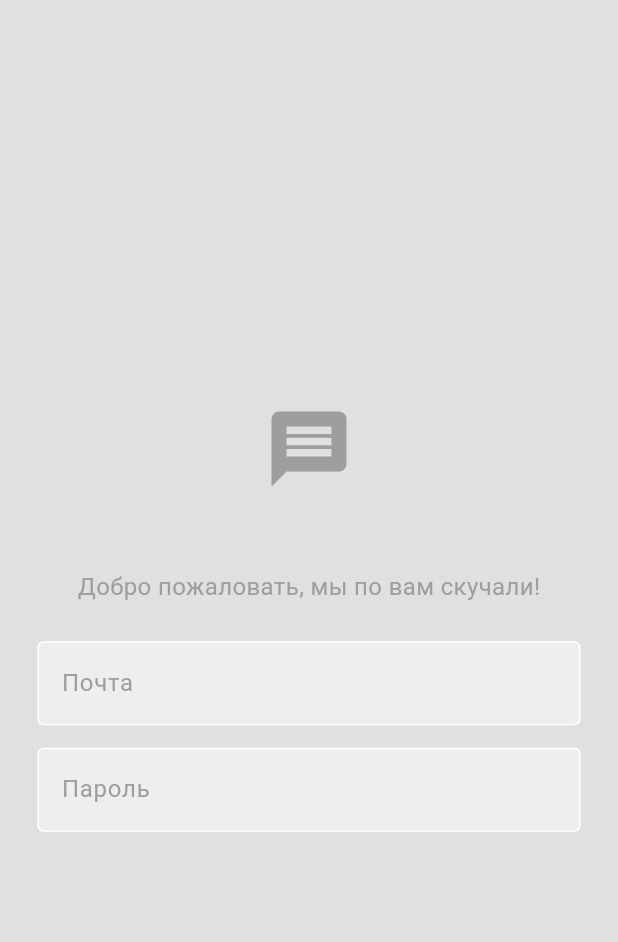
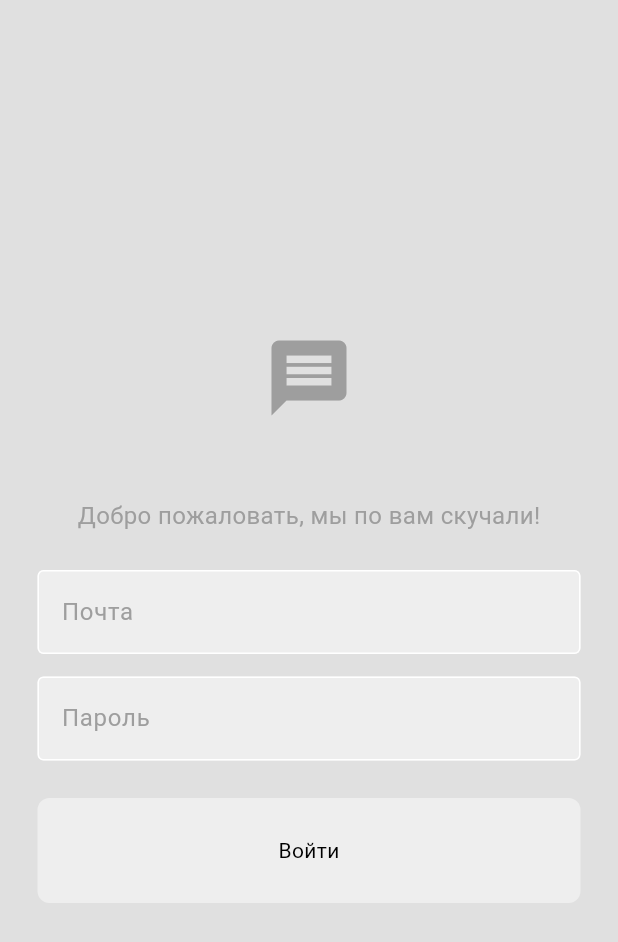
Before and after one commit to kol4egraf0-0/chat_app_dinopr, a Flutter app: the screen it shows after launch, on a phone screen of 412 x 824 dp. Shown: the top 942 px of the screen. Run offline on Flutter 3.47's test engine with Material 3 defaults, Android fonts, the phone set to English and light mode, and no system bars.

Commit message:
voiti btn

```diff
--- /dev/null
+++ b/lib/components/my_button.dart
@@ -0,0 +1,29 @@
+import 'package:flutter/material.dart';
+
+class MyButton extends StatelessWidget {
+  final void Function()? onTap;
+  final String text;
+  const MyButton({
+  super.key,
+  required this.text,
+  required this.onTap,
+  });
+
+  @override
+  Widget build(BuildContext context) {
+    return GestureDetector(
+      onTap: onTap,
+      child: Container(
+        decoration: BoxDecoration(
+          color: Theme.of(context).colorScheme.secondary,
+          borderRadius: BorderRadius.circular(8)
+        ),
+        padding: const EdgeInsets.all(25),
+        margin: const EdgeInsets.symmetric(horizontal: 25),
+        child: Center(
+          child: Text(text),
+        ),
+      ),
+    );
+  }
+}
--- a/lib/components/my_textfield.dart
+++ b/lib/components/my_textfield.dart
@@ -3,11 +3,13 @@ import 'package:flutter/material.dart';
 class MyTextField extends StatelessWidget{
   final String hintText;
   final bool obscureText;
+  final TextEditingController controller;
 
   const MyTextField({
     super.key,
     required this.hintText,
-    required this.obscureText
+    required this.obscureText,
+    required this.controller,
     });
 
   @override
--- a/lib/pages/login_page.dart
+++ b/lib/pages/login_page.dart
@@ -1,9 +1,17 @@
+import 'package:chat_app_dinopr/components/my_button.dart';
 import 'package:chat_app_dinopr/components/my_textfield.dart';
 import 'package:flutter/material.dart';
 
 class LoginPage extends StatelessWidget{
-  const LoginPage({super.key});
+  // email and pw controller
+  final TextEditingController _emailController = TextEditingController();
+  final TextEditingController _pwController = TextEditingController();
 
+  LoginPage({super.key});
+  // логин
+  void login() {
+
+  }
   @override
   Widget build(BuildContext context) {
     return Scaffold(
@@ -28,17 +36,18 @@ class LoginPage extends StatelessWidget{
             ),
             ),
 
-
-
             const SizedBox(height: 25),
           //email едиттехт
-          MyTextField(hintText: "Почта",obscureText: false,),
+          MyTextField(hintText: "Почта",obscureText: false,controller: _emailController,),
             const SizedBox(height: 15),
           //пароль едит
-          MyTextField(hintText: "Пароль",obscureText: true,),
-
+          MyTextField(hintText: "Пароль",obscureText: true,controller: _pwController,),
+            const SizedBox(height: 25),
           //логин бтн
-
+          MyButton(
+            text: "Войти",
+            onTap: login,
+            )
 
           //регистрация
         ],
```
